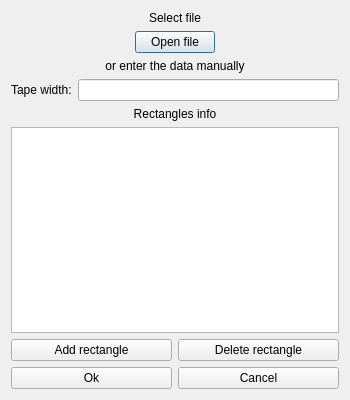
This is forms/enter_data.ui in Astana-Mirza/genetic-algo-practice as Qt 5 draws it before an edit. The edited form follows.
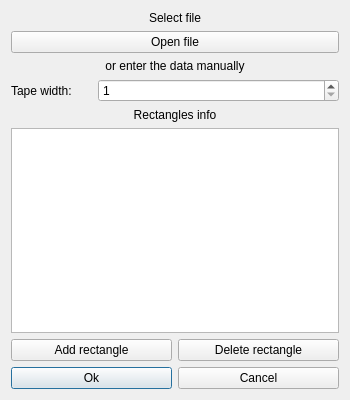
This is the edited form.

Commit message: fixed data input validity

The edit to the form file:
```diff
--- a/forms/enter_data.ui
+++ b/forms/enter_data.ui
@@ -13,10 +13,6 @@
   <property name="windowTitle">
    <string>Enter data</string>
   </property>
-  <layout class="QGridLayout" name="gridLayout_2">
-   <item row="0" column="0">
-    <layout class="QGridLayout" name="gridLayout">
-     <item row="0" column="0" colspan="2">
       <layout class="QVBoxLayout" name="verticalLayout">
        <item>
         <widget class="QLabel" name="selected_file_label">
@@ -30,39 +26,19 @@
        </item>
        <item>
         <layout class="QHBoxLayout" name="horizontalLayout">
-         <item>
-          <spacer name="horizontalSpacer_2">
-           <property name="orientation">
-            <enum>Qt::Horizontal</enum>
-           </property>
-           <property name="sizeHint" stdset="0">
-            <size>
-             <width>40</width>
-             <height>20</height>
-            </size>
-           </property>
-          </spacer>
-         </item>
          <item>
           <widget class="QPushButton" name="open_file_button">
            <property name="text">
             <string>Open file</string>
            </property>
-          </widget>
-         </item>
-         <item>
-          <spacer name="horizontalSpacer">
-           <property name="orientation">
-            <enum>Qt::Horizontal</enum>
-           </property>
-           <property name="sizeHint" stdset="0">
-            <size>
-             <width>40</width>
-             <height>20</height>
-            </size>
-           </property>
-          </spacer>
-         </item>
+       <property name="autoDefault">
+        <bool>true</bool>
+       </property>
+       <property name="flat">
+        <bool>false</bool>
+       </property>
+      </widget>
+     </item>
         </layout>
        </item>
        <item>
@@ -79,13 +55,38 @@
         <layout class="QHBoxLayout" name="horizontalLayout_2">
          <item>
           <widget class="QLabel" name="tape_width_label">
+       <property name="sizePolicy">
+        <sizepolicy hsizetype="Preferred" vsizetype="Preferred">
+         <horstretch>1</horstretch>
+         <verstretch>0</verstretch>
+        </sizepolicy>
+       </property>
            <property name="text">
             <string>Tape width:</string>
            </property>
           </widget>
          </item>
          <item>
-          <widget class="QLineEdit" name="width_edit"/>
+      <widget class="QSpinBox" name="width_edit">
+       <property name="sizePolicy">
+        <sizepolicy hsizetype="Minimum" vsizetype="Fixed">
+         <horstretch>3</horstretch>
+         <verstretch>0</verstretch>
+        </sizepolicy>
+       </property>
+       <property name="frame">
+        <bool>true</bool>
+       </property>
+       <property name="correctionMode">
+        <enum>QAbstractSpinBox::CorrectToNearestValue</enum>
+       </property>
+       <property name="minimum">
+        <number>1</number>
+       </property>
+       <property name="maximum">
+        <number>1000000</number>
+       </property>
+      </widget>
          </item>
         </layout>
        </item>
@@ -138,6 +139,9 @@
            <property name="text">
             <string>Ok</string>
            </property>
+       <property name="default">
+        <bool>true</bool>
+       </property>
           </widget>
          </item>
          <item>
@@ -146,10 +150,6 @@
             <string>Cancel</string>
            </property>
           </widget>
-         </item>
-        </layout>
-       </item>
-      </layout>
      </item>
     </layout>
    </item>
```
Left out of the diff: 6 changed lines with no effect on the pictures. Lines whose indentation alone changed are shown as unchanged. The commit also changes 4 other files.
